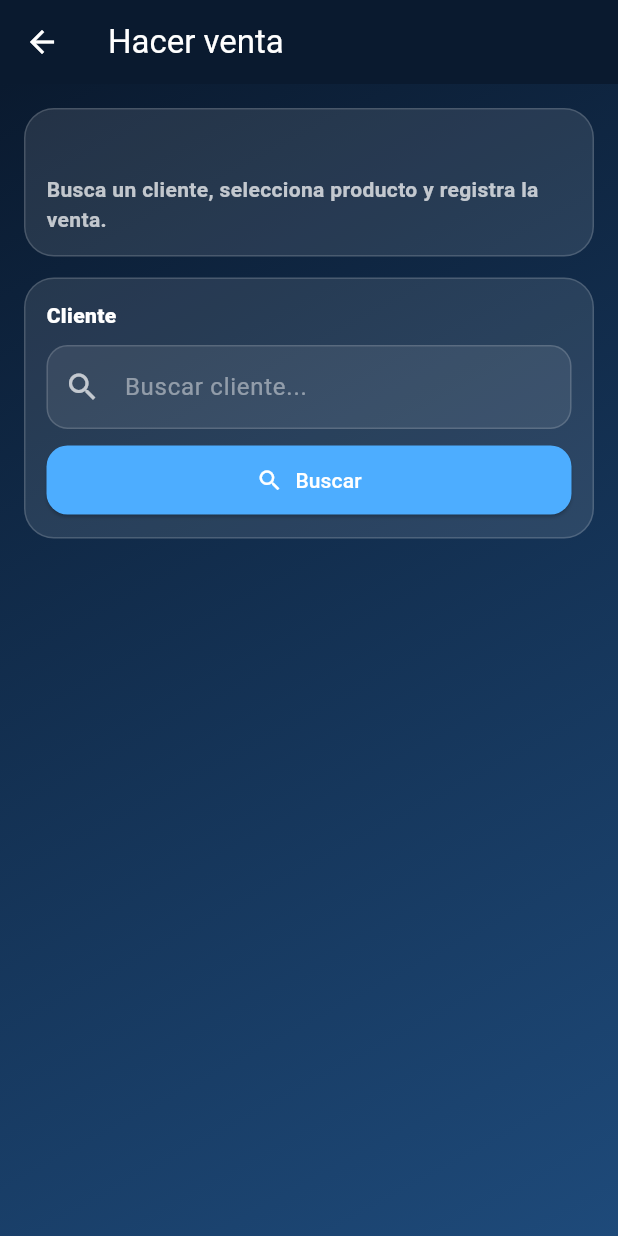
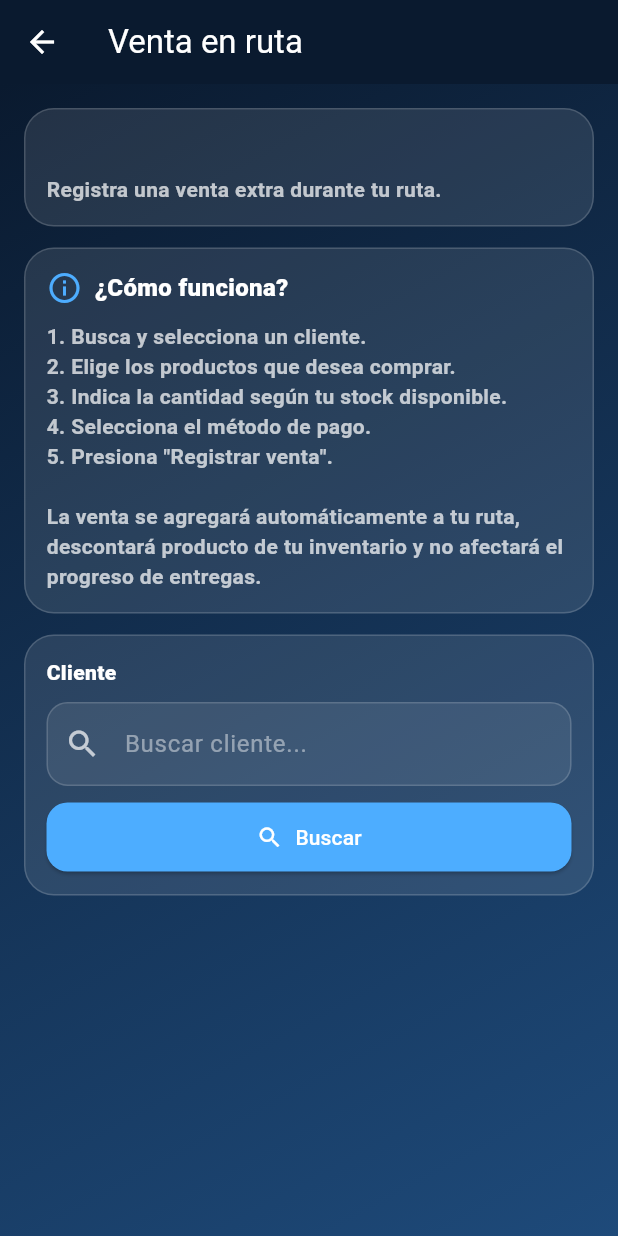
Before and after one commit to Eroscardenas/sistema-entregas-global, a Flutter app: the DriverSalePage screen opened directly with empty values, on a phone screen of 412 x 824 dp. Run offline on Flutter 3.47's test engine with Material 3 defaults, Android fonts, the light colour scheme and no system bars; our stand-ins replace flutter_dotenv, pdf, permission_handler, printing, shared_preferences, supabase_flutter and 1 more; missing offline and left inert: blue_thermal_printer, esc_pos_utils_plus; accounts and stored records are empty.

Commit message:
Agregar venta en ruta para choferes

```diff
--- a/apps/mobile/lib/features/driver/driver_sale_page.dart
+++ b/apps/mobile/lib/features/driver/driver_sale_page.dart
@@ -28,7 +28,7 @@
   static const _burgundy = Color(0xFF852838);
 
   static const String _apiBase =
-      'https://sistema-entregas-global.vercel.app';
+      'https://sistema-entregas-global-75c106max-eroscardenas-projects.vercel.app';
 
   final _searchCtrl = TextEditingController();
 
@@ -44,6 +44,11 @@
 
   final Map<String, int> _qtyByProduct = {};
   String _paymentMethod = 'EFECTIVO';
+
+  String _locationLabel(Map<String, dynamic> row) {
+    final url = (row['maps_url'] ?? '').toString().trim();
+    return url.isEmpty ? 'Sin ubicación' : 'Ubicación disponible';
+  }
 
   double get _total {
     double acc = 0;
@@ -240,7 +245,7 @@
         backgroundColor: _navy,
         foregroundColor: Colors.white,
         elevation: 0,
-        title: const Text('Hacer venta'),
+        title: const Text('Venta en ruta'),
       ),
       body: Container(
         decoration: const BoxDecoration(
@@ -268,9 +273,45 @@
                     ),
                     const SizedBox(height: 6),
                     Text(
-                      'Busca un cliente, selecciona producto y registra la venta.',
+                      'Registra una venta extra durante tu ruta.',
                       style: TextStyle(
                         color: Colors.white.withOpacity(0.72),
+                        fontWeight: FontWeight.w600,
+                      ),
+                    ),
+                  ],
+                ),
+              ),
+              const SizedBox(height: 14),
+              _GlassCard(
+                child: Column(
+                  crossAxisAlignment: CrossAxisAlignment.start,
+                  children: [
+                    const Row(
+                      children: [
+                        Icon(Icons.info_outline, color: _accent),
+                        SizedBox(width: 8),
+                        Text(
+                          '¿Cómo funciona?',
+                          style: TextStyle(
+                            color: Colors.white,
+                            fontWeight: FontWeight.w900,
+                            fontSize: 16,
+                          ),
+                        ),
+                      ],
+                    ),
+                    const SizedBox(height: 10),
+                    Text(
+                      '1. Busca y selecciona un cliente.\n'
+                      '2. Elige los productos que desea comprar.\n'
+                      '3. Indica la cantidad según tu stock disponible.\n'
+                      '4. Selecciona el método de pago.\n'
+                      '5. Presiona "Registrar venta".\n\n'
+                      'La venta se agregará automáticamente a tu ruta, descontará producto de tu inventario y no afectará el progreso de entregas.',
+                      style: TextStyle(
+                        color: Colors.white.withOpacity(0.72),
+                        height: 1.4,
                         fontWeight: FontWeight.w600,
                       ),
                     ),
@@ -295,21 +336,26 @@
                       style: const TextStyle(color: Colors.white),
                       decoration: InputDecoration(
                         hintText: 'Buscar cliente...',
-                        hintStyle:
-                            TextStyle(color: Colors.white.withOpacity(0.45)),
-                        prefixIcon:
-                            const Icon(Icons.search, color: Colors.white70),
+                        hintStyle: TextStyle(
+                          color: Colors.white.withOpacity(0.45),
+                        ),
+                        prefixIcon: const Icon(
+                          Icons.search,
+                          color: Colors.white70,
+                        ),
                         filled: true,
                         fillColor: Colors.white.withOpacity(0.08),
                         border: OutlineInputBorder(
                           borderRadius: BorderRadius.circular(14),
-                          borderSide:
-                              BorderSide(color: Colors.white.withOpacity(0.16)),
+                          borderSide: BorderSide(
+                            color: Colors.white.withOpacity(0.16),
+                          ),
                         ),
                         enabledBorder: OutlineInputBorder(
                           borderRadius: BorderRadius.circular(14),
-                          borderSide:
-                              BorderSide(color: Colors.white.withOpacity(0.16)),
+                          borderSide: BorderSide(
+                            color: Colors.white.withOpacity(0.16),
+                          ),
                         ),
                         focusedBorder: OutlineInputBorder(
                           borderRadius: BorderRadius.circular(14),
@@ -327,8 +373,7 @@
                             ? const SizedBox(
                                 width: 16,
                                 height: 16,
-                                child:
-                                    CircularProgressIndicator(strokeWidth: 2),
+                                child: CircularProgressIndicator(strokeWidth: 2),
                               )
                             : const Icon(Icons.search),
                         label: const Text('Buscar'),
@@ -347,8 +392,7 @@
                       _SelectedBox(
                         title: (_selectedCustomer!['nombre'] ?? 'Cliente')
                             .toString(),
-                        subtitle:
-                            (_selectedCustomer!['telefono'] ?? '').toString(),
+                        subtitle: _locationLabel(_selectedCustomer!),
                       ),
                     ],
                     if (_customers.isNotEmpty) ...[
@@ -356,6 +400,12 @@
                       ..._customers.map(
                         (c) => ListTile(
                           contentPadding: EdgeInsets.zero,
+                          leading: Icon(
+                            (c['maps_url'] ?? '').toString().trim().isEmpty
+                                ? Icons.location_off_outlined
+                                : Icons.location_on_outlined,
+                            color: Colors.white70,
+                          ),
                           title: Text(
                             (c['nombre'] ?? 'Cliente').toString(),
                             style: const TextStyle(
@@ -364,7 +414,7 @@
                             ),
                           ),
                           subtitle: Text(
-                            (c['telefono'] ?? '').toString(),
+                            _locationLabel(c),
                             style: TextStyle(
                               color: Colors.white.withOpacity(0.65),
                             ),
@@ -412,8 +462,7 @@
                       ),
                       const SizedBox(height: 8),
                       ..._products.map((p) {
-                        final productId =
-                            (p['product_id'] ?? '').toString();
+                        final productId = (p['product_id'] ?? '').toString();
                         final qty = _qtyByProduct[productId] ?? 0;
                         final available =
                             NumberParser.toInt(p['available_qty']);
@@ -557,8 +606,7 @@
                               ? const SizedBox(
                                   width: 16,
                                   height: 16,
-                                  child:
-                                      CircularProgressIndicator(strokeWidth: 2),
+                                  child: CircularProgressIndicator(strokeWidth: 2),
                                 )
                               : const Icon(Icons.check_circle),
                           label: const Text('Registrar venta'),
@@ -620,6 +668,8 @@
 
   @override
   Widget build(BuildContext context) {
+    final hasLocation = subtitle == 'Ubicación disponible';
+
     return Container(
       width: double.infinity,
       padding: const EdgeInsets.all(12),
@@ -628,6 +678,16 @@
         borderRadius: BorderRadius.circular(14),
         border: Border.all(color: Colors.green.withOpacity(0.24)),
       ),
+      child: Row(
+        crossAxisAlignment: CrossAxisAlignment.start,
+        children: [
+          Icon(
+            hasLocation ? Icons.location_on_outlined : Icons.location_off_outlined,
+            color: Colors.white70,
+            size: 20,
+          ),
+          const SizedBox(width: 8),
+          Expanded(
             child: Column(
               crossAxisAlignment: CrossAxisAlignment.start,
               children: [
@@ -645,6 +705,9 @@
                     style: TextStyle(color: Colors.white.withOpacity(0.70)),
                   ),
                 ],
+              ],
+            ),
+          ),
         ],
       ),
     );
```
Also changed, not shown: 1 other file. Lines whose indentation alone changed are shown as unchanged.
